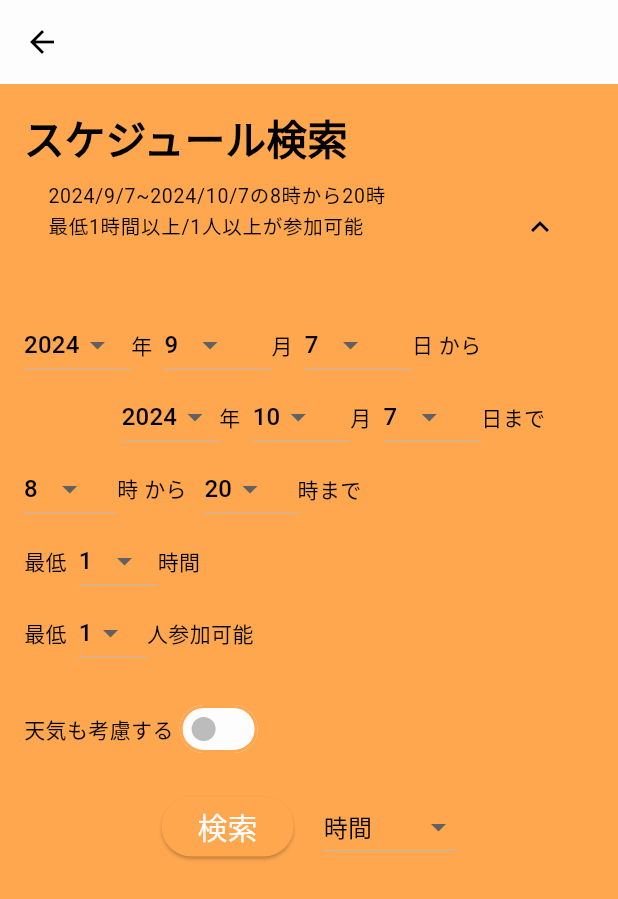
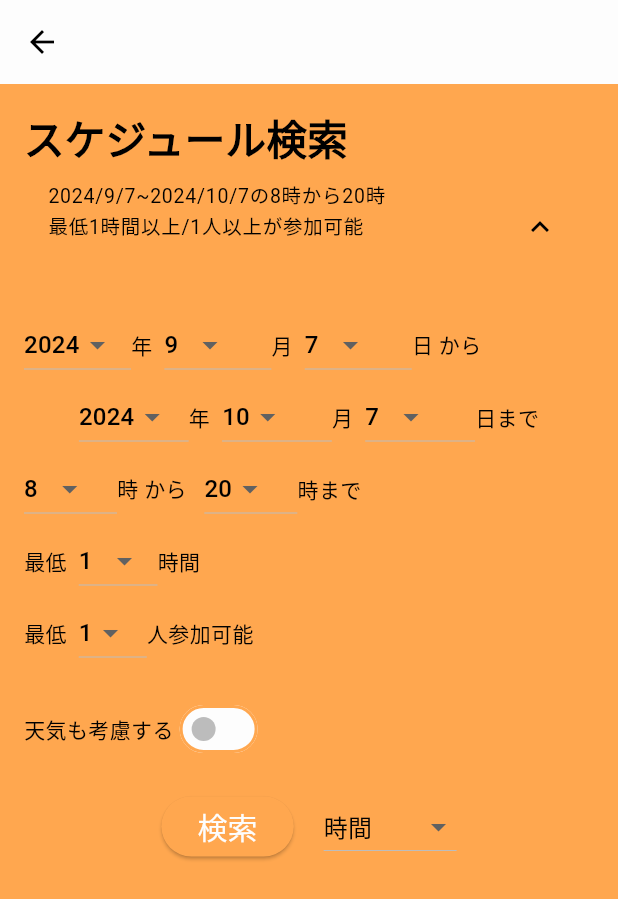
Before and after one commit to JOIMathProject/calendar_sharing, a Flutter app: the SearchSchedule screen opened directly with empty values, on a phone screen of 412 x 824 dp. Shown: the top 899 px of the screen. Run offline on Flutter 3.47's test engine with Material 3 defaults, Android fonts, the phone set to English and light mode, and no system bars; our stand-ins replace badges, firebase_core, firebase_messaging, flutter_chat_types, flutter_chat_ui, font_awesome_flutter and 4 more; missing offline and left inert: extension_google_sign_in_as_googleapis_auth, googleapis, syncfusion_localizations; accounts and stored records are empty; network calls fail; key blocks and very long unbroken strings in the code were emptied for the run.

Commit message:
fixed UI lag

```diff
--- a/lib/screen/SearchSchedule.dart
+++ b/lib/screen/SearchSchedule.dart
@@ -571,7 +571,7 @@ class _SearchScheduleState extends State<SearchSchedule> {
                   ),
                   Row(
                     children: [
-                      Spacer(flex: 2),
+                      Spacer(flex: 1),
                       _buildDropdown(getAvailableYears(), endYear, (newValue) {
                         setState(() {
                           endYear = newValue!;
@@ -695,7 +695,7 @@ class _SearchScheduleState extends State<SearchSchedule> {
                             selectedCity = cities.first;
                           });
                         }, hintText: '地域を選択'),
-                        Spacer(flex: 10),
+                        Spacer(flex: 8),
                       ],
                     ),
                     Row(
@@ -706,7 +706,7 @@ class _SearchScheduleState extends State<SearchSchedule> {
                             selectedCity = newValue;
                           });
                         }, hintText: '市を選択'),
-                        Spacer(flex: 4),
+                        Spacer(flex: 3),
                       ],
                     ),
                     Row(
```
